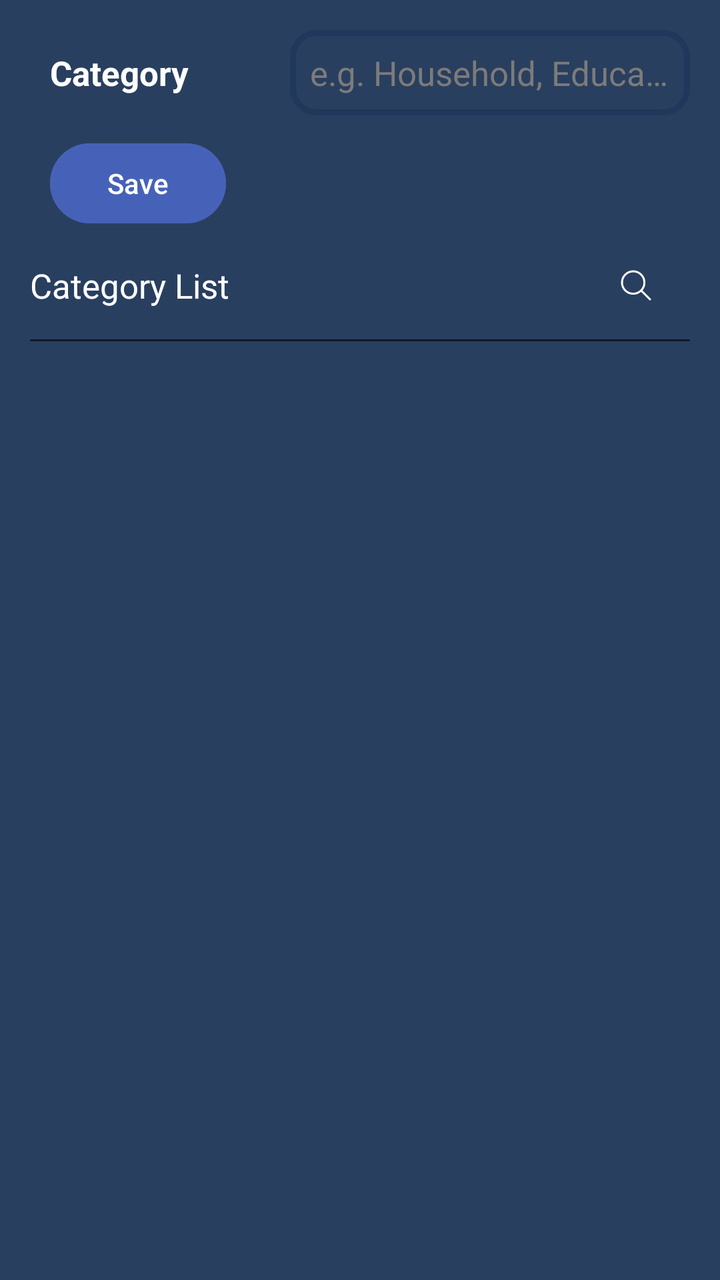
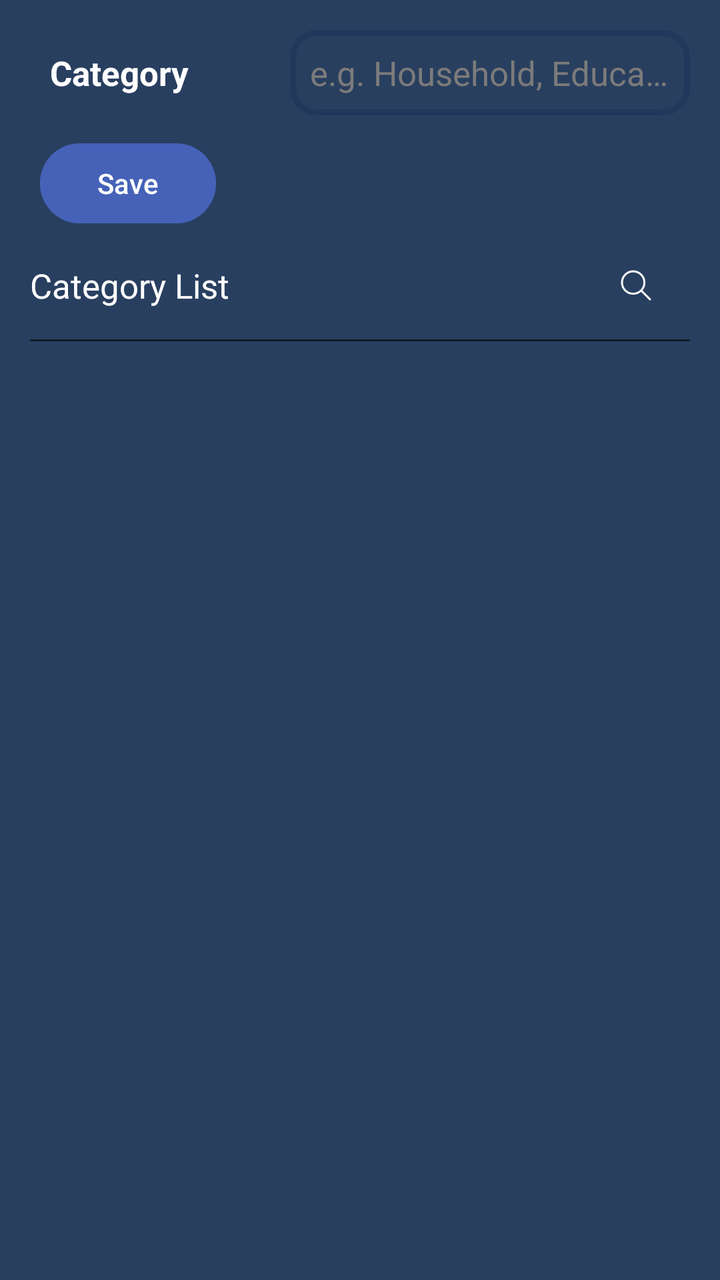

Screens rendered from an Android XML layout before and after an edit, with the pre-edit source and the edit as a unified diff.
<!-- AndroidManifest.xml: application theme Theme.GharKharch -->
<!-- res/layout/fragment_add_category.xml -->
<?xml version="1.0" encoding="utf-8"?>
<androidx.constraintlayout.widget.ConstraintLayout xmlns:android="http://schemas.android.com/apk/res/android"
    xmlns:app="http://schemas.android.com/apk/res-auto"
    android:layout_width="match_parent"
    android:layout_height="match_parent"
    android:background="@color/backgroundColor"
    android:padding="@dimen/padding_large">

    <TextView
        android:layout_width="0dp"
        android:layout_height="wrap_content"
        android:layout_weight="1"
        android:padding="@dimen/padding_medium"
        android:text="Category"
        android:textColor="@color/primaryTextColor"
        android:textSize="@dimen/text_size_large"
        android:textStyle="bold"
        app:layout_constraintBottom_toBottomOf="@id/input_category"
        app:layout_constraintEnd_toStartOf="@id/input_category"
        app:layout_constraintStart_toStartOf="parent"
        app:layout_constraintTop_toTopOf="parent" />

    <EditText
        android:id="@+id/input_category"
        style="@style/custom_edit_text"
        android:layout_width="200dp"
        android:layout_height="wrap_content"
        android:hint="@string/hint_category"
        android:textSize="@dimen/text_size_large"
        app:layout_constraintEnd_toEndOf="parent"
        app:layout_constraintTop_toTopOf="parent" />

    <Button
        android:id="@+id/addBtn"
        android:layout_width="wrap_content"
        android:layout_height="wrap_content"
        android:layout_marginVertical="@dimen/margin_medium"
        android:layout_marginStart="@dimen/margin_medium"
        android:backgroundTint="@color/buttonColor"
        android:text="Save"
        android:textColor="@color/primaryTextColor"
        app:layout_constraintStart_toStartOf="parent"
        app:layout_constraintTop_toBottomOf="@id/input_category" />

    <LinearLayout
        android:id="@+id/list_container"
        android:layout_width="match_parent"
        android:layout_height="wrap_content"
        android:gravity="center"
        android:orientation="horizontal"
        app:layout_constraintTop_toBottomOf="@id/addBtn">

        <TextView
            android:id="@+id/list_title"
            android:layout_width="0dp"
            android:layout_height="wrap_content"
            android:layout_weight="1"
            android:paddingVertical="@dimen/padding_large"
            android:text="Category List"
            android:textSize="@dimen/text_size_large" />

        <SearchView
            android:id="@+id/search_view"
            android:layout_width="0dp"
            android:layout_height="wrap_content"
            android:layout_marginVertical="@dimen/margin_medium"
            android:layout_weight="1"
            android:background="@drawable/search_bar_border"
            android:iconifiedByDefault="false"
            android:visibility="gone" />

        <ImageView
            android:id="@+id/close_button"
            android:layout_width="wrap_content"
            android:layout_height="wrap_content"
            android:importantForAccessibility="no"
            android:padding="@dimen/padding_large"
            android:src="@drawable/close_search_icon"
            android:visibility="gone" />

        <ImageView
            android:id="@+id/search_button"
            android:layout_width="wrap_content"
            android:layout_height="wrap_content"
            android:importantForAccessibility="no"
            android:padding="@dimen/padding_large"
            android:src="@drawable/search_icon" />

    </LinearLayout>

    <View
        android:id="@+id/separator"
        android:layout_width="match_parent"
        android:layout_height="1dp"
        android:background="@color/secondaryColor"
        app:layout_constraintTop_toBottomOf="@id/list_container" />

    <androidx.recyclerview.widget.RecyclerView
        android:id="@+id/rcv_category_list"
        android:layout_width="0dp"
        android:layout_height="0dp"
        android:layout_marginVertical="@dimen/margin_small"
        app:layout_constraintBottom_toBottomOf="parent"
        app:layout_constraintEnd_toEndOf="@id/separator"
        app:layout_constraintStart_toStartOf="@id/list_container"
        app:layout_constraintTop_toBottomOf="@id/list_container" />

</androidx.constraintlayout.widget.ConstraintLayout>
<!-- resources referenced by this layout -->
<resources>
  <color name="backgroundColor">#293F5F</color>
  <color name="buttonColor">#4662B8</color>
  <color name="primaryTextColor">#FFFFFF</color>
  <color name="secondaryColor">#111B28</color>
  <dimen name="margin_medium">10dp</dimen>
  <dimen name="margin_small">5dp</dimen>
  <dimen name="padding_large">15dp</dimen>
  <dimen name="padding_medium">10dp</dimen>
  <dimen name="text_size_large">17sp</dimen>
  <!-- drawable close_search_icon (drawable) -->
  <vector xmlns:android="http://schemas.android.com/apk/res/android"
      android:width="24dp"
      android:height="24dp"
      android:tint="@color/white"
      android:viewportWidth="24"
      android:viewportHeight="24">
  
      <path
          android:fillColor="#00000000"
          android:pathData="M14.578,14.542C15.58,13.53 16.2,12.137 16.2,10.6C16.2,7.507 13.693,5 10.6,5C7.507,5 5,7.507 5,10.6C5,13.693 7.507,16.2 10.6,16.2C12.156,16.2 13.563,15.566 14.578,14.542ZM14.578,14.542L19,19M8.5,8.5L12.5,12.5M12.5,8.5L8.5,12.5"
          android:strokeWidth="1"
          android:strokeColor="#464455"
          android:strokeLineCap="round"
          android:strokeLineJoin="round" />
  
  </vector>
  <!-- drawable search_bar_border (drawable) -->
  <?xml version="1.0" encoding="utf-8"?>
  <shape xmlns:android="http://schemas.android.com/apk/res/android"
      android:shape="rectangle">
      <stroke
          android:width="2dp"
          android:color="@color/white" />
      <corners android:radius="12dp" />
  </shape>
  <!-- drawable search_icon (drawable) -->
  <vector xmlns:android="http://schemas.android.com/apk/res/android"
      android:width="24dp"
      android:height="24dp"
      android:tint="@color/white"
      android:viewportWidth="24"
      android:viewportHeight="24">
  
      <path
          android:fillColor="#00000000"
          android:pathData="M14.578,14.542C15.58,13.53 16.2,12.137 16.2,10.6C16.2,7.507 13.693,5 10.6,5C7.507,5 5,7.507 5,10.6C5,13.693 7.507,16.2 10.6,16.2C12.156,16.2 13.563,15.566 14.578,14.542ZM14.578,14.542L19,19"
          android:strokeWidth="1"
          android:strokeColor="#464455"
          android:strokeLineCap="round"
          android:strokeLineJoin="round" />
  
  </vector>
  <string name="hint_category">e.g. Household, Education</string>
  <style name="custom_edit_text" parent="Widget.AppCompat.EditText">
          <item name="android:maxLines">1</item>
          <item name="android:maxLength">20</item>
          <item name="android:ellipsize">end</item>
          <item name="android:inputType">text</item>
          <item name="android:importantForAutofill">no</item>
          <item name="android:padding">@dimen/padding_medium</item>
          <item name="android:background">@drawable/rounded_border</item>
          <item name="android:textColorHint">@color/primaryTextColorVariant</item>
      </style>
  <style name="Theme.GharKharch" parent="Base.Theme.GharKharch">
          <item name="colorPrimary">@color/backgroundColor</item>
          <item name="colorSecondary">@color/lGrey</item>
          
          <item name="colorOnSecondary">@color/primaryTextColor</item>
          <item name="colorOnPrimary">@color/primaryTextColor</item>
          
          <item name="android:textColor">@color/primaryTextColor</item>
          <item name="android:textColorPrimary">@color/primaryTextColor</item>
          <item name="android:textColorSecondary">@color/primaryTextColorVariant</item>
      </style>
  <color name="white">#FFFFFFFF</color>
  <!-- drawable rounded_border (drawable) -->
  <?xml version="1.0" encoding="utf-8"?>
  <shape xmlns:android="http://schemas.android.com/apk/res/android"
      android:shape="rectangle">
      <stroke
          android:width="3dp"
          android:color="@color/backgroundColorVariant" />
      <corners android:radius="12dp" />
  </shape>
  <color name="primaryTextColorVariant">#7C7B7B</color>
  <style name="Base.Theme.GharKharch" parent="Theme.Material3.DayNight.NoActionBar">
          
      </style>
  <color name="lGrey">#616161</color>
  <color name="backgroundColorVariant">#20385B</color>
</resources>

<!-- the commit's change to res/layout/fragment_add_category.xml (unified diff, before → after) -->
@@ -35,7 +35,7 @@
         android:layout_width="wrap_content"
         android:layout_height="wrap_content"
         android:layout_marginVertical="@dimen/margin_medium"
-        android:layout_marginStart="@dimen/margin_medium"
+        android:layout_marginStart="@dimen/margin_small"
         android:backgroundTint="@color/buttonColor"
         android:text="Save"
         android:textColor="@color/primaryTextColor"
